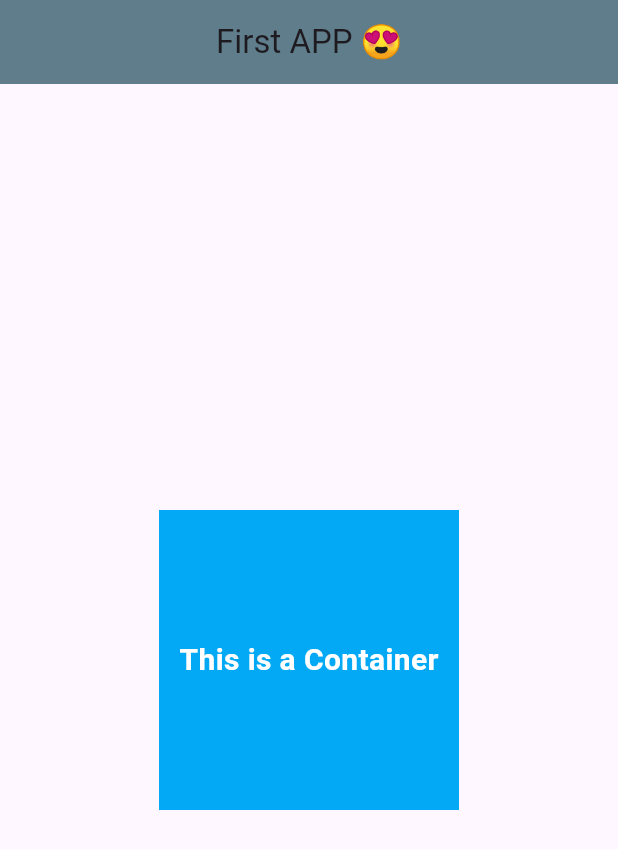
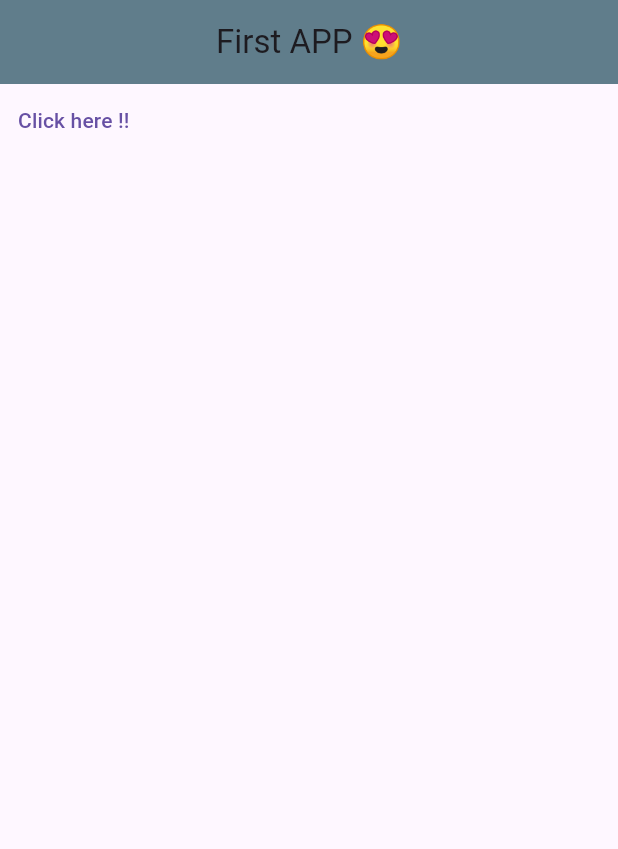
Before and after one commit to Raj-Mandal-20/first_flutter_app, a Flutter app: the screen it shows after launch, on a phone screen of 412 x 824 dp. Shown: the top 849 px of the screen. Run offline on Flutter 3.47's test engine with Material 3 defaults, Android fonts, the phone set to English and light mode, and no system bars.

Commit message:
text button

```diff
--- a/lib/main.dart
+++ b/lib/main.dart
@@ -5,6 +5,13 @@ void main() => runApp(const MaterialApp(
   home:  Home()
 ));
 
+
+// three types of button that is mainly used
+/*
+* 1. Text Button
+* 2. Elevated Button
+* 3. Outlined Button
+*/
 class Home extends StatelessWidget {
   const Home({super.key});
   @override
@@ -16,20 +23,15 @@ class Home extends StatelessWidget {
         backgroundColor: Colors.blueGrey,
 
       ),
-      body: Center(
-        child: Container(
-          width: 200,
-          height: 200,
-          color: Colors.lightBlue,
-          child : const Center(
-              child: Text(
-                  'This is a Container',
-                    style: TextStyle(
-                    fontSize: 20, color: Colors.white, fontWeight: FontWeight.bold
-                  )
-              )
-          )
-
+      body: Container(
+        child: TextButton(
+          child: Text('Click here !!'),
+          onPressed: (){
+            print('Text button Pressed');
+          },
+          onLongPress: (){
+            print('Long Press Activated');
+          },
         ),
       )
     );
```
